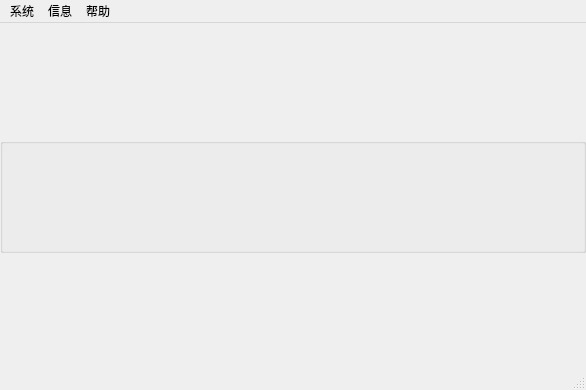
First picture: the form in mainwindow.ui, repository faellsa/teachersmanagement, before the edit.
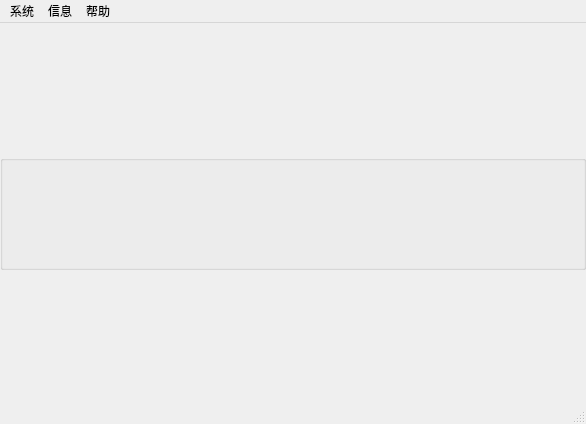
Second picture: the form after the edit.

```diff
--- a/mainwindow.ui
+++ b/mainwindow.ui
@@ -7,7 +7,7 @@
     <x>0</x>
     <y>0</y>
     <width>586</width>
-    <height>390</height>
+    <height>424</height>
    </rect>
   </property>
   <property name="windowTitle">
```
